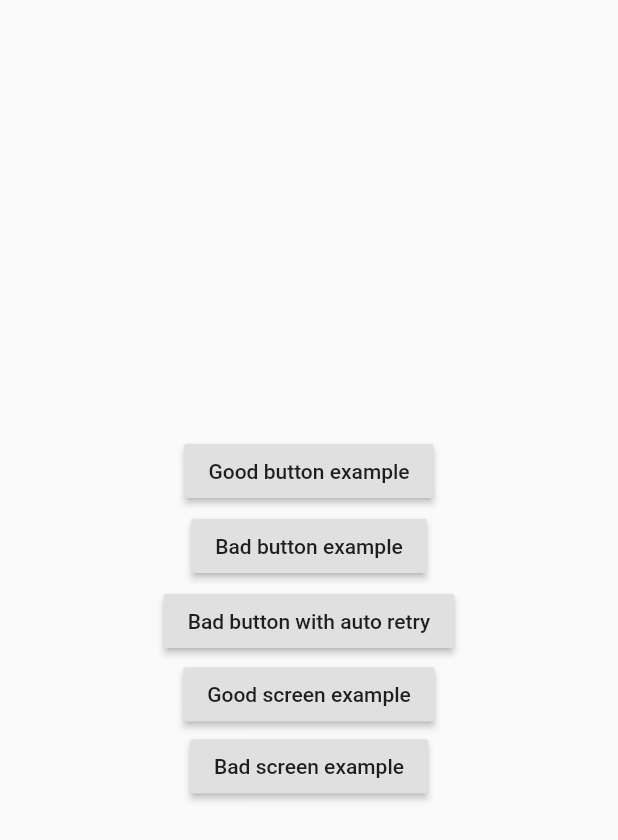
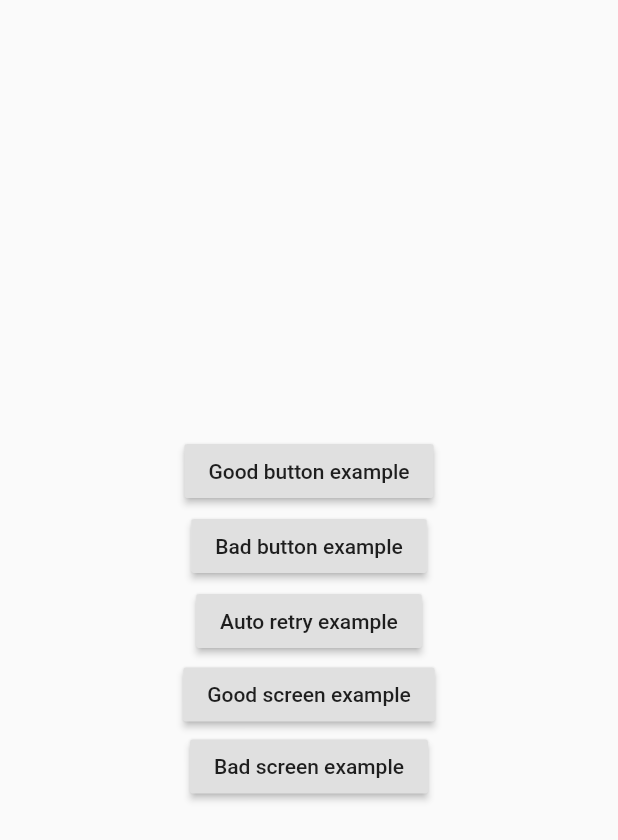
Before and after one commit to martinrybak/futuristic, a Flutter app: the screen it shows after launch, on a phone screen of 412 x 824 dp. Shown: the top 840 px of the screen. Run offline on Flutter 3.47's test engine with Material 2 defaults, Android fonts, the phone set to English and light mode, and no system bars.

Commit message:
Renamed retry example button

```diff
--- a/example/lib/main.dart
+++ b/example/lib/main.dart
@@ -90,7 +90,7 @@ class BadButtonRetry extends StatelessWidget {
     return Futuristic<int>(
       futureBuilder: () => badFuture(1, 2),
       autoRetry: const Retry(repeat: 3, backoff: Backoff.exponential),
-      initialBuilder: (_, start) => RaisedButton(child: Text('Bad button with auto retry'), onPressed: start),
+      initialBuilder: (_, start) => RaisedButton(child: Text('Auto retry example'), onPressed: start),
       busyBuilder: (_) => CircularProgressIndicator(),
       onRetry: (error, delay, remaining) {
         final message = 'Retrying in ${delay.inMilliseconds}ms with $remaining attempts left.';
```
